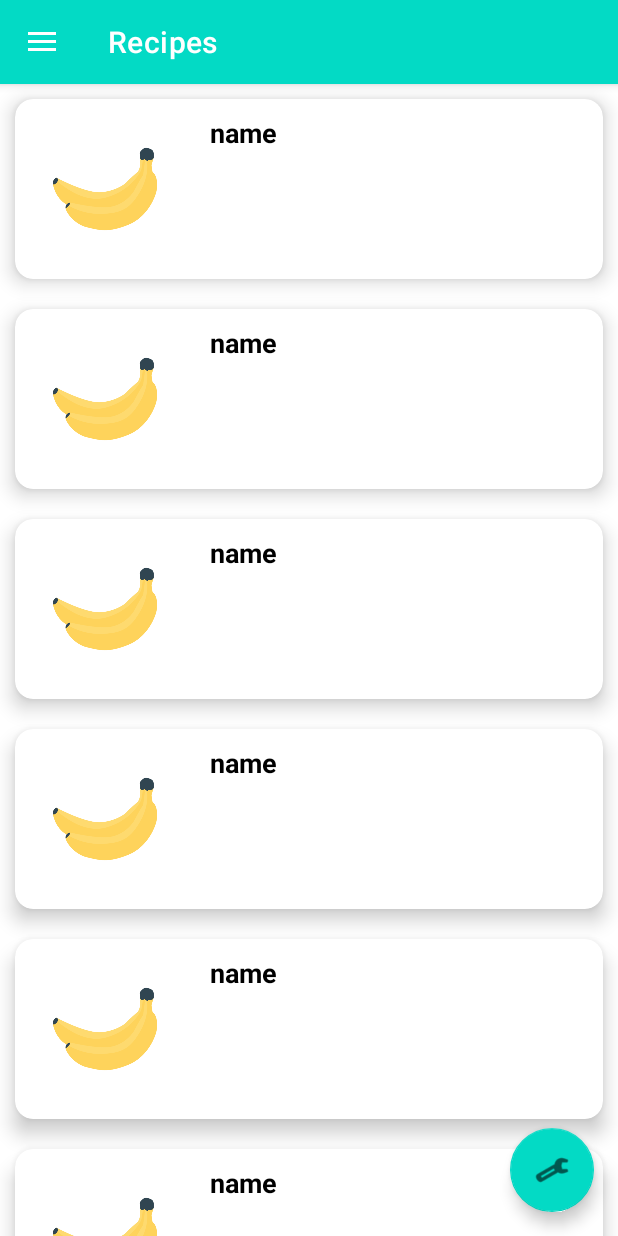
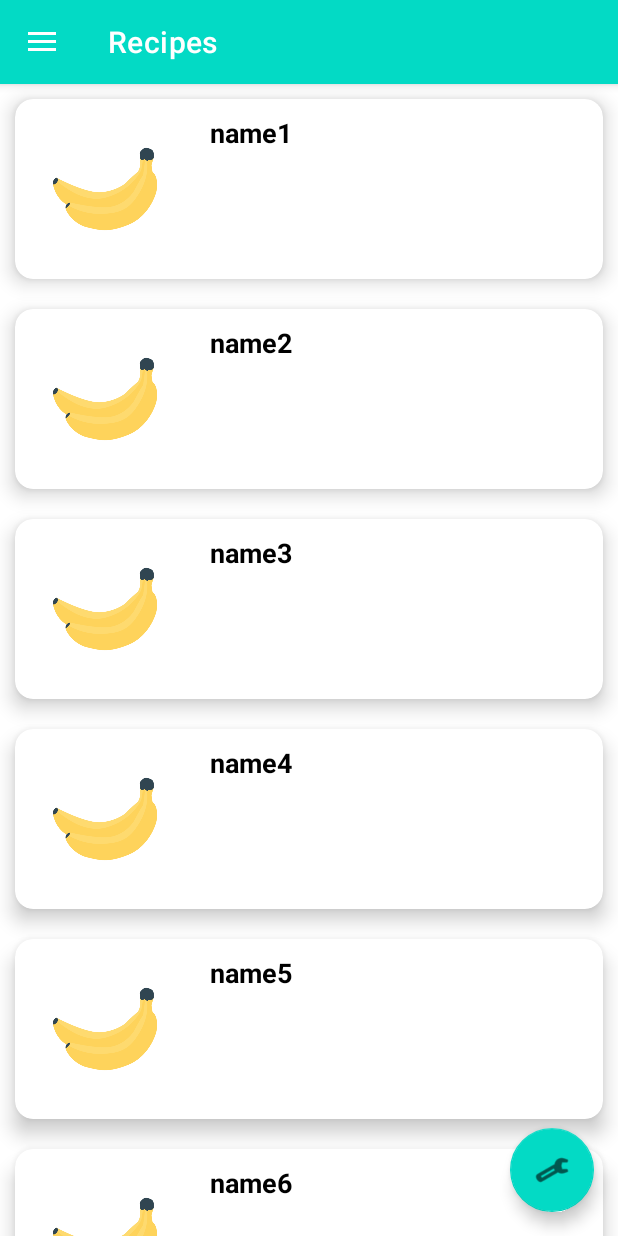
Before and after one commit to GijsKruize/Mealify, an Android app: the screen it shows after launch (MainActivity), on a phone screen of 412 x 824 dp. Run offline under Robolectric (Android 15) with nearby library versions, the phone set to English and light mode, and no system bars; our stand-ins replace navigation-ui.

Commit message:
some changes I dont know
still works

```diff
--- a/app/src/main/java/com/example/mealify/MainActivity.kt
+++ b/app/src/main/java/com/example/mealify/MainActivity.kt
@@ -1,7 +1,9 @@
 package com.example.mealify
 
+import android.content.Intent
 import android.os.Bundle
 import android.view.Menu
+import android.widget.Button
 import com.google.android.material.snackbar.Snackbar
 import com.google.android.material.navigation.NavigationView
 import androidx.navigation.findNavController
@@ -12,6 +14,8 @@ import androidx.navigation.ui.setupWithNavController
 import androidx.drawerlayout.widget.DrawerLayout
 import androidx.appcompat.app.AppCompatActivity
 import com.example.mealify.databinding.ActivityMainBinding
+import com.example.mealify.ui.recipes.RecipeFragment
+import com.example.mealify.ui.recipes.descriptions.DescriptionsFragment
 
 class MainActivity : AppCompatActivity() {
 
@@ -29,7 +33,6 @@ class MainActivity : AppCompatActivity() {
         binding.appBarMain.fab.setOnClickListener { view ->
             Snackbar.make(view, "Replace with your own action", Snackbar.LENGTH_LONG)
                 .setAction("Action", null).show()
-
             //val courseRV = findViewById<RecyclerView>(R.id.idProducts)
 
             // Here, we have created new array list and added data to it
--- a/app/src/main/java/com/example/mealify/ui/recipes/RecipeFragment.kt
+++ b/app/src/main/java/com/example/mealify/ui/recipes/RecipeFragment.kt
@@ -1,12 +1,11 @@
 package com.example.mealify.ui.recipes
 
+import android.annotation.SuppressLint
 import android.os.Bundle
 import android.view.LayoutInflater
 import android.view.View
 import android.view.ViewGroup
-import androidx.constraintlayout.widget.ConstraintLayout
 import androidx.fragment.app.Fragment
-import androidx.lifecycle.ViewModelProvider
 import androidx.recyclerview.widget.LinearLayoutManager
 import androidx.recyclerview.widget.RecyclerView
 import com.example.mealify.R
@@ -26,25 +25,14 @@ class RecipeFragment : Fragment() {
 
     // This property is only valid between onCreateView and
     // onDestroyView.
-    private val binding get() = _binding!!
 
+    @SuppressLint("MissingInflatedId")
     override fun onCreateView(
         inflater: LayoutInflater,
         container: ViewGroup?,
         savedInstanceState: Bundle?
     ): View {
-
-        val homeViewModel =
-            ViewModelProvider(this)[RecipeViewModel::class.java]
-
-        _binding = FragmentRecipeBinding.inflate(inflater, container, false)
-        val root: View = binding.root
-
-        val recyclerViewRecipes: ConstraintLayout = binding.recipeCardView
-        homeViewModel.text.observe(viewLifecycleOwner) {
-            recyclerViewRecipes.getViewById(id)
-        }
-        return root
+        return inflater.inflate(R.layout.fragment_recipe, container, false)
     }
 
     override fun onViewCreated(view: View, savedInstanceState: Bundle?) {
@@ -61,11 +49,6 @@ class RecipeFragment : Fragment() {
         rv.adapter = recipeAdapter
     }
 
-    override fun onDestroyView() {
-        super.onDestroyView()
-        _binding = null
-    }
-
     private fun recipeInitialize(){
         recipeArrayList = arrayListOf<Recipes>()
 
@@ -79,16 +62,14 @@ class RecipeFragment : Fragment() {
             R.drawable.banana
         )
         recipeName = arrayOf(
-            "name",
-            "name",
-            "name",
-            "name",
-            "name",
-            "name",
-            "name"
+            "name1",
+            "name2",
+            "name3",
+            "name4",
+            "name5",
+            "name6",
+            "name7"
         )
-
-
         // Set the above initialized data to the correct place
         for (i in recipeImageID.indices) {
             val recipes = Recipes(recipeName[i], recipeImageID[i])
--- a/app/src/main/java/com/example/mealify/ui/recipes/RecipeViewModel.kt
+++ /dev/null
@@ -1,13 +0,0 @@
-package com.example.mealify.ui.recipes
-
-import androidx.lifecycle.LiveData
-import androidx.lifecycle.MutableLiveData
-import androidx.lifecycle.ViewModel
-
-class RecipeViewModel : ViewModel() {
-
-    private val _text = MutableLiveData<String>().apply {
-        value = "This is home Fragment"
-    }
-    val text: LiveData<String> = _text
-}
```
Also changed, not shown: app/src/main/java/com/example/mealify/ui/products/ProductFragment.kt (+1 -19 lines), app/src/main/java/com/example/mealify/ui/products/ProductViewModel.kt (deleted, +0 -15 lines), app/src/main/java/com/example/mealify/ui/recipes/RecipeAdapter.kt (+12 -3 lines), app/src/main/java/com/example/mealify/ui/recipes/descriptions/DescriptionsFragment.kt (added, +20 -0 lines), app/src/main/res/layout/fragment_descriptions.xml (added, +51 -0 lines).
